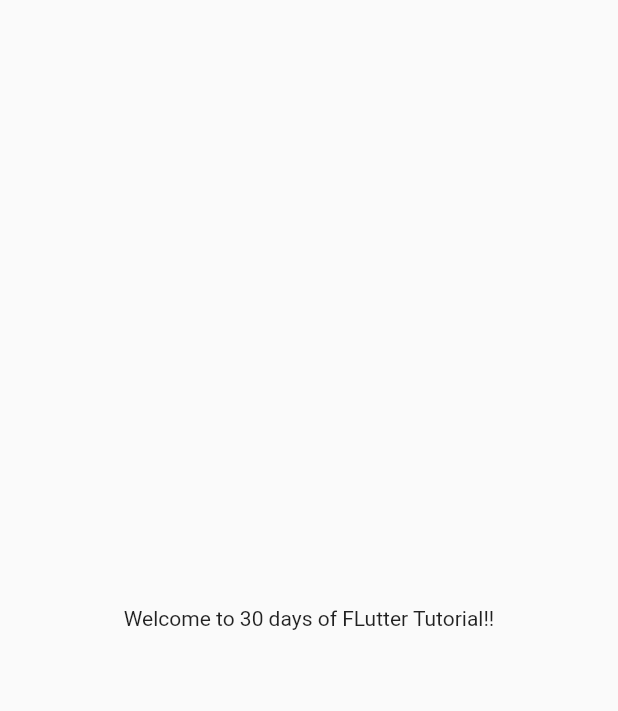
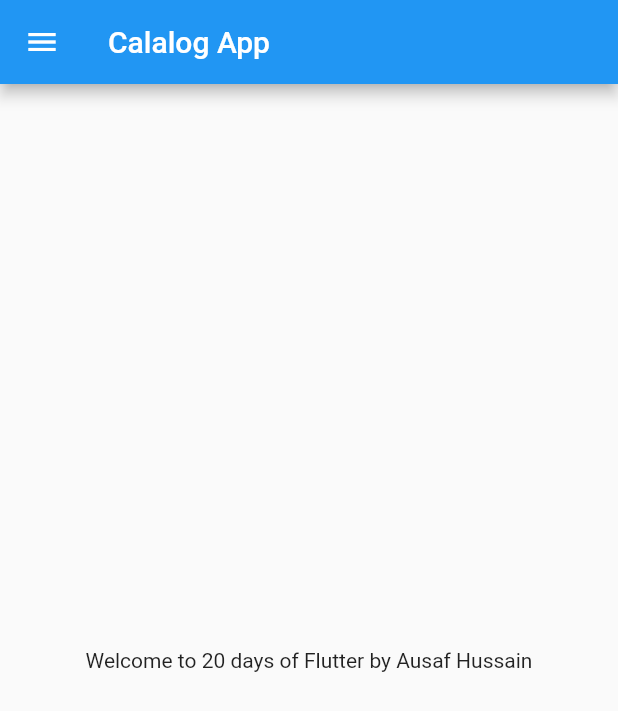
Before and after one commit to Ausaf-pro/flutter__init, a Flutter app: the screen it shows after launch, on a phone screen of 412 x 824 dp. Shown: the top 711 px of the screen. Run offline on Flutter 3.47's test engine with Material 2 defaults, Android fonts, the phone set to English and light mode, and no system bars.

Commit message:
day2 completed

```diff
--- /dev/null
+++ b/lib/home_page.dart
@@ -0,0 +1,21 @@
+import 'package:flutter/material.dart';
+
+class HomePage extends StatelessWidget {
+  final days = 20;
+  final name = 'Ausaf Hussain';
+
+  @override
+  Widget build(BuildContext context) {
+    return Scaffold(
+      appBar: AppBar(
+        title: Text('Calalog App')
+      ),
+      body: Center(
+        child: Container(
+          child: Text("Welcome to $days days of Flutter by $name"),
+        ),
+      ),
+      drawer: Drawer(),
+    );
+  }
+}
--- a/lib/main.dart
+++ b/lib/main.dart
@@ -1,22 +1,15 @@
 import 'package:flutter/material.dart';
+import 'home_page.dart';
 
 void main() {
   runApp(MyApp());
 }
 
 class MyApp extends StatelessWidget {
-  const MyApp({Key? key}) : super(key: key);
-
   @override
   Widget build(BuildContext context) {
     return MaterialApp(
-      home: Material(
-        child: Center(
-          child: Container(
-            child: Text("Welcome to 30 days of FLutter Tutorial!!"),
-          ),
-        ),
-      ),
+      home: HomePage(),
     );
   }
 }
```
